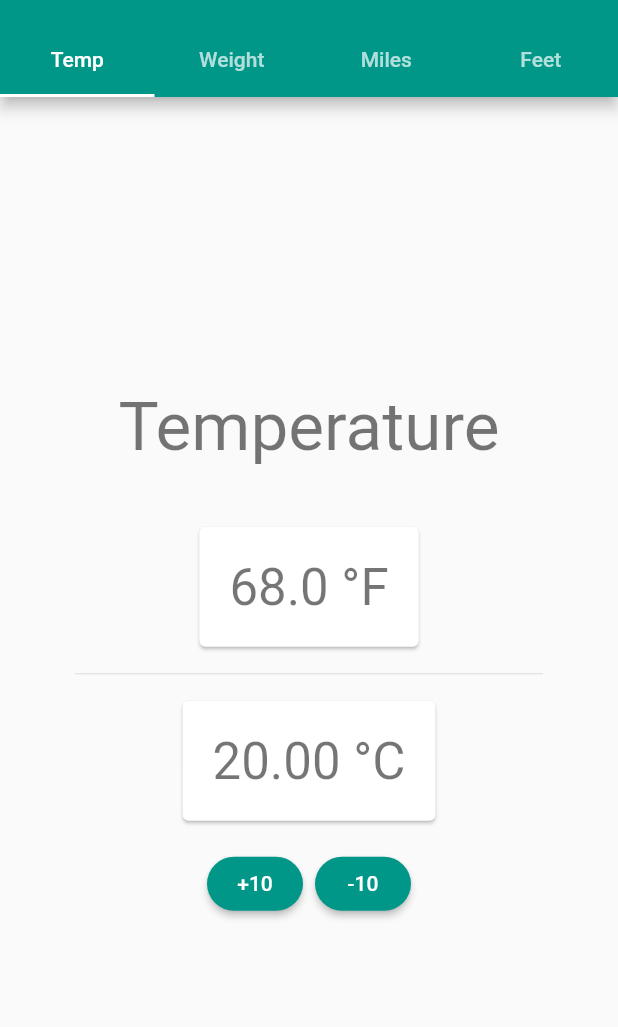
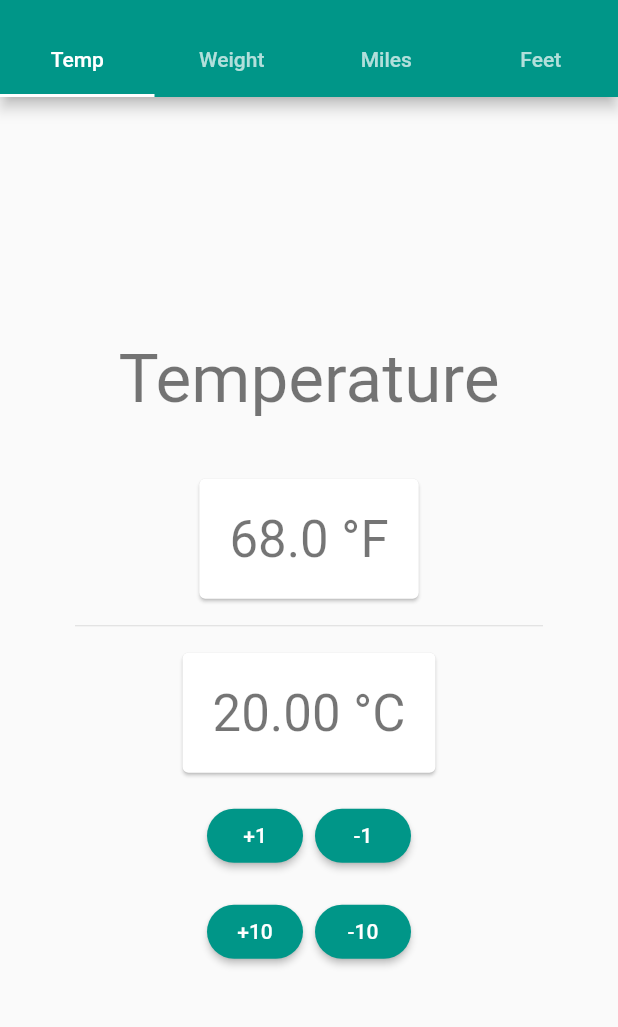
Before and after one commit to jvanord/metric-converter, a Flutter app: the screen it shows after launch, on a phone screen of 412 x 824 dp, the part 59-1086 px from its top. Run offline on Flutter 3.47's test engine with Material 2 defaults, Android fonts, the phone set to English and light mode, and no system bars.

Commit message:
fixed lanscape button rows

```diff
--- a/metric_converter/lib/views/tempurature.dart
+++ b/metric_converter/lib/views/tempurature.dart
@@ -51,6 +51,14 @@ class _TemperatureWidgetState extends State<TemperatureWidget> {
               _inputCard(),
               Divider(),
               _outputCard(),
+              ButtonBar(
+                mainAxisSize: MainAxisSize.min,
+                alignment: MainAxisAlignment.spaceEvenly,
+                children: <Widget>[
+                  _addOneButton(),
+                  _subtractOneButton(),
+                ],
+              ),
               ButtonBar(
                 mainAxisSize: MainAxisSize.min,
                 alignment: MainAxisAlignment.spaceEvenly,
```
Also changed, not shown: metric_converter/lib/views/feet.dart (+8 -0 lines), metric_converter/lib/views/miles.dart (+8 -0 lines).
